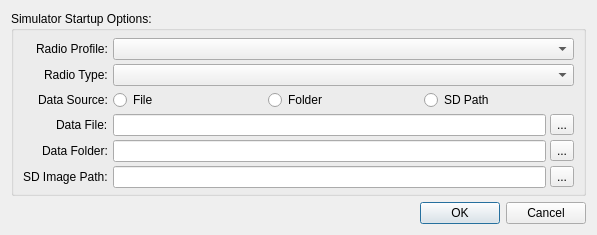
First picture: the form in companion/src/simulation/simulatorstartupdialog.ui, repository opentx/opentx, before the edit.
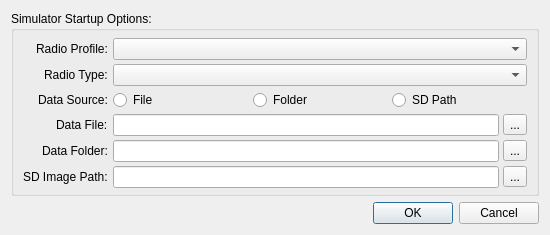
Second picture: the form after the edit. Icons and pictures are not drawn.

```diff
--- a/companion/src/simulation/simulatorstartupdialog.ui
+++ b/companion/src/simulation/simulatorstartupdialog.ui
@@ -2,9 +2,17 @@
 <ui version="4.0">
  <class>SimulatorStartupDialog</class>
  <widget class="QDialog" name="SimulatorStartupDialog">
+  <property name="geometry">
+   <rect>
+    <x>0</x>
+    <y>0</y>
+    <width>550</width>
+    <height>217</height>
+   </rect>
+  </property>
   <property name="minimumSize">
    <size>
-    <width>597</width>
+    <width>550</width>
     <height>0</height>
    </size>
   </property>
```
Left out of the diff: 10 changed lines with no effect on the pictures.
